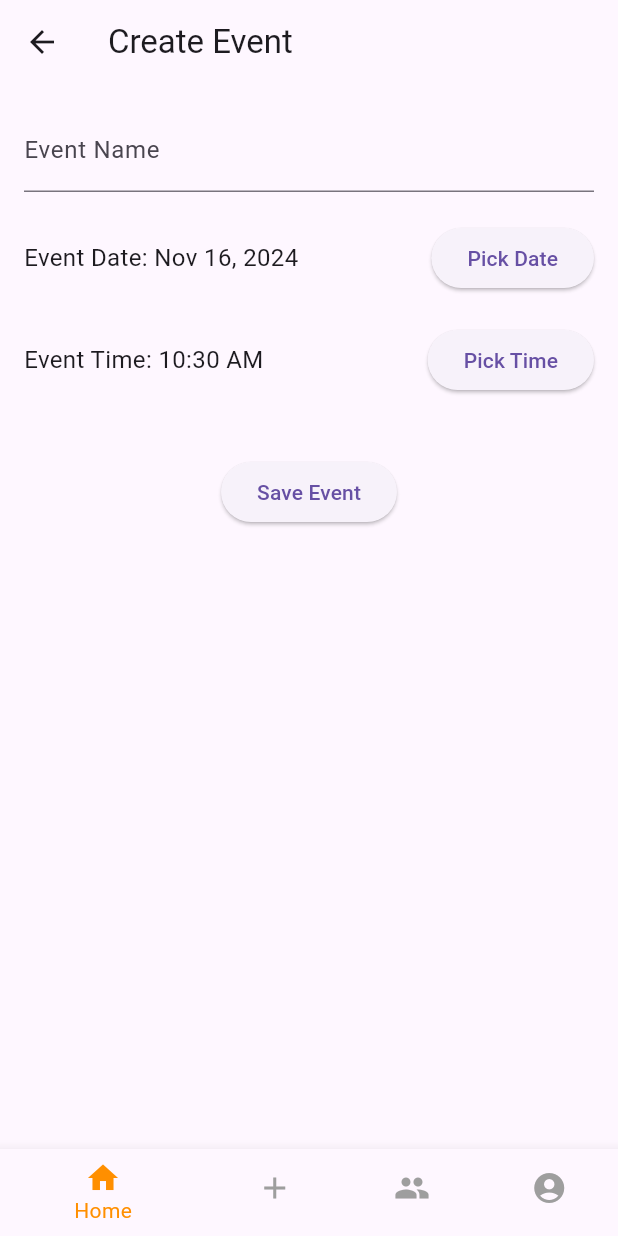
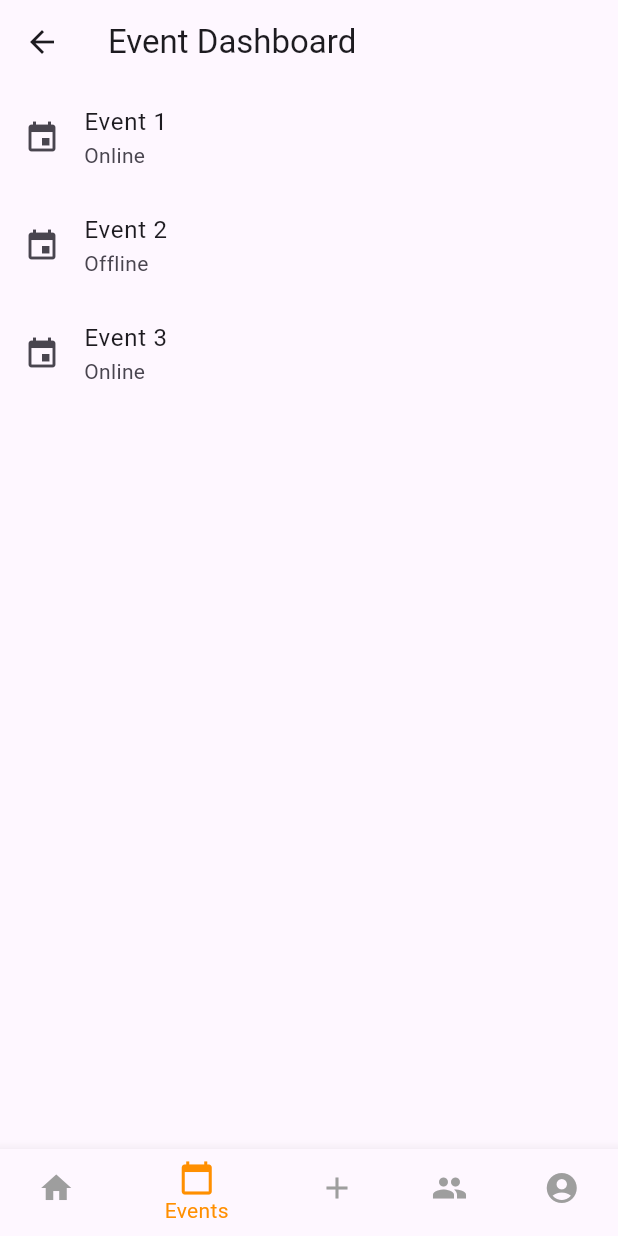
Before and after one commit to BJW101102/BNDR, a Flutter app: the EventPage screen opened by its route, item 2 of the bottom bar chosen, on a phone screen of 412 x 824 dp. Run offline on Flutter 3.47's test engine with Material 3 defaults, Android fonts, the phone set to English and light mode, and no system bars; our stand-ins replace cloud_firestore, firebase_auth, firebase_core, geolocator, google_fonts, google_maps_flutter and 1 more; accounts and stored records are empty.

Commit message:
Complete NavBar
Added some final tweaks to navbar, should be fully complete now

```diff
--- /dev/null
+++ b/flutter_application_1/lib/pages/event_dashboard.dart
@@ -0,0 +1,90 @@
+import 'package:flutter/material.dart';
+import 'home.dart';
+import 'event_setup.dart';
+import 'account.dart';
+import 'friends.dart';
+import 'event_dashboard.dart';
+
+class EventDashboard extends StatefulWidget {
+  const EventDashboard({Key? key}) : super(key: key);
+
+  @override
+  _EventDashboardState createState() => _EventDashboardState();
+}
+
+class _EventDashboardState extends State<EventDashboard> {
+  int _selectedIndex = 0;
+
+  final List<Widget> _pages = <Widget>[
+    Home(),
+    EventDashboard(),
+    EventPage(),
+    FriendsPage(),
+    AccountPage(),
+  ];
+
+  void _onItemTapped(int index) {
+    setState(() {
+      _selectedIndex = index;
+    });
+    Navigator.push(
+      context,
+      MaterialPageRoute(builder: (context) => _pages[index]),
+    );
+  }
+@override
+Widget build(BuildContext context) {
+  return Scaffold(
+    appBar: AppBar(
+      title: Text('Event Dashboard'),
+    ),
+    body: ListView(
+      children: <Widget>[
+        ListTile(
+          leading: Icon(Icons.event),
+          title: Text('Event 1'),
+          subtitle: Text('Online'),
+        ),
+        ListTile(
+          leading: Icon(Icons.event),
+          title: Text('Event 2'),
+          subtitle: Text('Offline'),
+        ),
+        ListTile(
+          leading: Icon(Icons.event),
+          title: Text('Event 3'),
+          subtitle: Text('Online'),
+        ),
+      ],
+    ),
+    bottomNavigationBar: BottomNavigationBar(
+        items: <BottomNavigationBarItem>[
+          BottomNavigationBarItem(
+            icon: Icon(Icons.home),
+            label: 'Home',
+          ),
+          BottomNavigationBarItem(
+            icon: Icon(Icons.calendar_today),
+            label: 'Events',
+          ),
+          BottomNavigationBarItem(
+            icon: Icon(Icons.add),
+            label: 'Planner',
+          ),
+          BottomNavigationBarItem(
+            icon: Icon(Icons.people),
+            label: 'Friends',
+          ),
+          BottomNavigationBarItem(
+            icon: Icon(Icons.account_circle),
+            label: 'Account',
+          ),
+        ],
+        currentIndex: 1, // Pass the selected index
+        selectedItemColor: Colors.amber[800],
+        unselectedItemColor: Colors.grey,
+        onTap: _onItemTapped, // Pass the onItemTapped function
+      ),
+  );
+}
+}
--- a/flutter_application_1/lib/pages/event_setup.dart
+++ b/flutter_application_1/lib/pages/event_setup.dart
@@ -6,6 +6,7 @@ import 'package:intl/intl.dart'; // For formatting date and time
 import 'package:cloud_firestore/cloud_firestore.dart'; // Firestore package
 import 'planner.dart'; // Import the Planner page
 import 'friends.dart'; // Import the Friends page
+import 'event_dashboard.dart'; // Import the EventDashboard page
 
 class EventPage extends StatefulWidget {
   @override
@@ -109,6 +110,7 @@ class _EventPageState extends State<EventPage> {
   // these are where pages for the navigation bar are stored.
   final List<Widget> _pages = <Widget>[
     Home(),
+    EventDashboard(),
     EventPage(),
     FriendsPage(),
     AccountPage(),
@@ -190,11 +192,13 @@ class _EventPageState extends State<EventPage> {
             label: 'Home',
           ),
           BottomNavigationBarItem(
-            backgroundColor: Colors.blue,
-            //radius:20,
+            icon: Icon(Icons.calendar_today),
+            label: 'Events',
+          ),
+          BottomNavigationBarItem(
             icon: Icon(Icons.add),
             //color: Colors.white,
-            label: 'Add Event',
+            label: 'Planner',
           ),
           BottomNavigationBarItem(
             icon: Icon(Icons.people),
@@ -205,7 +209,7 @@ class _EventPageState extends State<EventPage> {
             label: 'Account',
           ),
         ],
-        currentIndex: _selectedIndex, // Pass the selected index
+        currentIndex: 2, // Pass the selected index
         selectedItemColor: Colors.amber[800],
         unselectedItemColor: Colors.grey,
         onTap: _onItemTapped, // Pass the onItemTapped function
--- a/flutter_application_1/lib/pages/home.dart
+++ b/flutter_application_1/lib/pages/home.dart
@@ -4,6 +4,7 @@ import 'package:google_fonts/google_fonts.dart';
 import 'event_setup.dart';
 import 'account.dart';
 import 'friends.dart';
+import 'event_dashboard.dart';
 
 class Home extends StatefulWidget {
   const Home({super.key});
@@ -17,6 +18,7 @@ class _HomeState extends State<Home> {
 
   final List<Widget> _pages = <Widget>[
     Home(),
+    EventDashboard(),
     EventPage(),
     FriendsPage(),
     AccountPage(),
@@ -76,8 +78,12 @@ class _HomeState extends State<Home> {
             label: 'Home',
           ),
           BottomNavigationBarItem(
+            icon: Icon(Icons.calendar_today),
+            label: 'Events',
+          ),
+          BottomNavigationBarItem(
             icon: Icon(Icons.add),
-            label: 'Add Event',
+            label: 'Planner',
           ),
           BottomNavigationBarItem(
             icon: Icon(Icons.people),
@@ -88,7 +94,7 @@ class _HomeState extends State<Home> {
             label: 'Account',
           ),
         ],
-        currentIndex: _selectedIndex, // Pass the selected index
+        currentIndex: 0, // Pass the selected index
         selectedItemColor: Colors.amber[800],
         unselectedItemColor: Colors.grey,
         onTap: _onItemTapped, // Pass the onItemTapped function
```
Also changed, not shown: flutter_application_1/lib/pages/account.dart (+106 -4 lines), flutter_application_1/lib/pages/friends.dart (+53 -0 lines).
